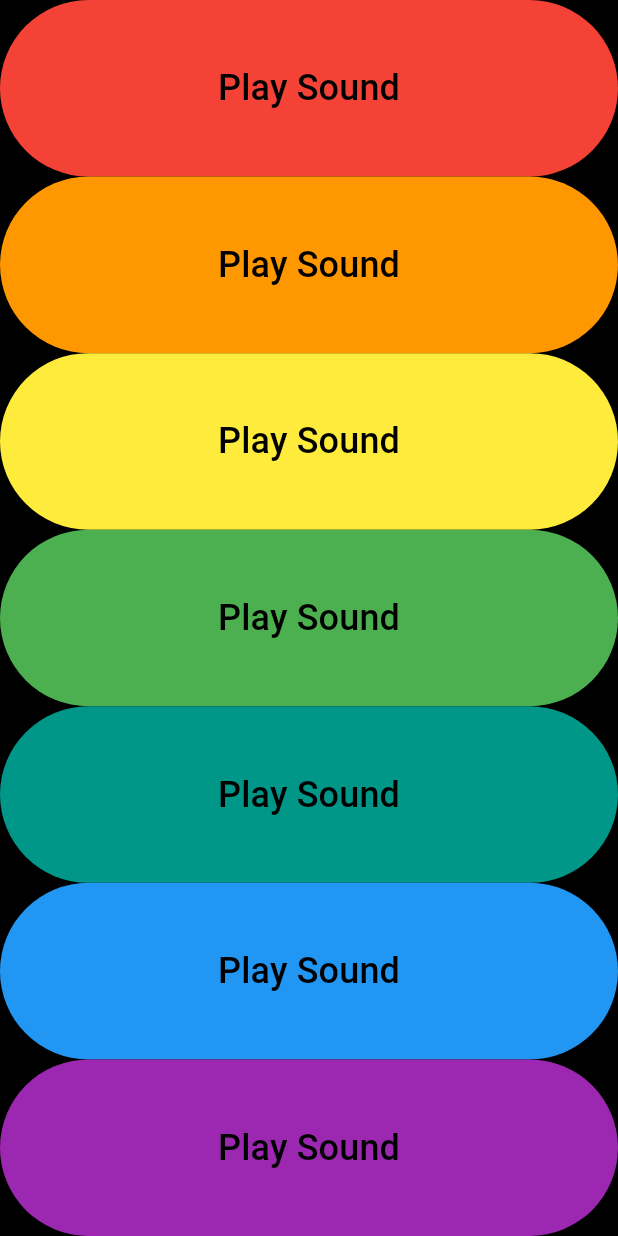
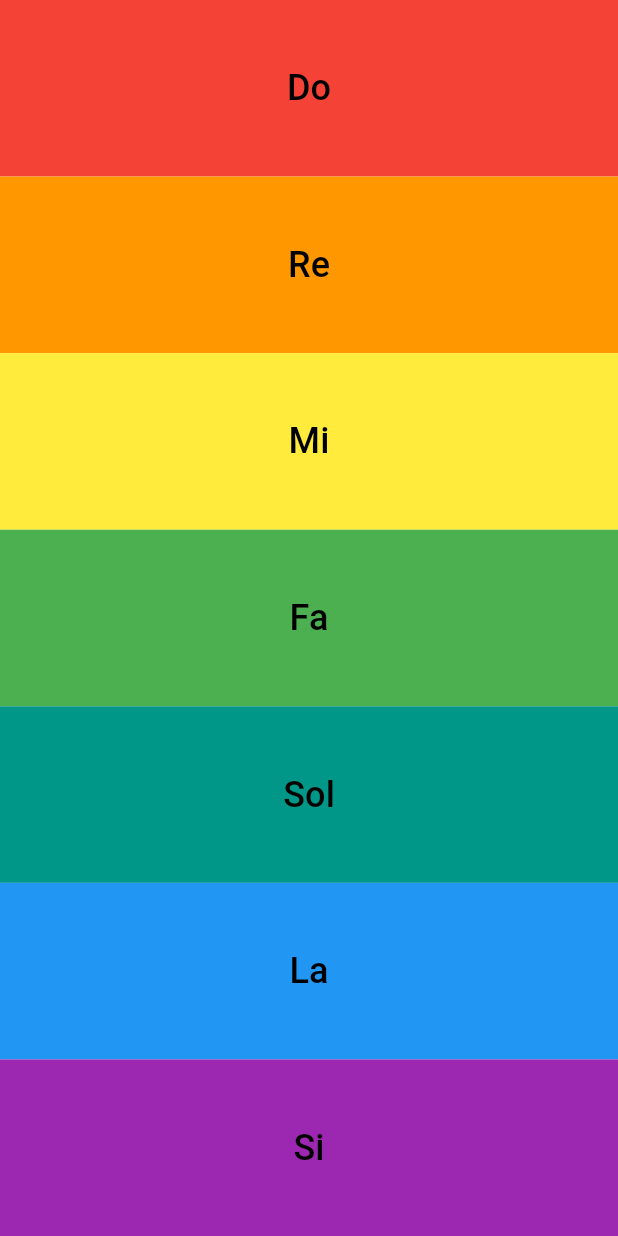
Before and after one commit to PradermN/Xylophone, a Flutter app: the screen it shows after launch, on a phone screen of 412 x 824 dp. Run offline on Flutter 3.47's test engine with Material 3 defaults, Android fonts, the phone set to English and light mode, and no system bars; our stand-ins replace audioplayers.

Commit message:
Refactor Keys with functions

```diff
--- a/lib/main.dart
+++ b/lib/main.dart
@@ -11,113 +11,43 @@ class XylophoneApp extends StatelessWidget {
     player.play(AssetSource('note$soundNumber.wav'));
   }
 
+  Expanded buildKey({required Color color, required int soundNumber, required String label}) {
+    return Expanded(
+      child: TextButton(
+        style: ButtonStyle(
+          backgroundColor: WidgetStatePropertyAll<Color>(color),
+          shape: WidgetStatePropertyAll<RoundedRectangleBorder>(
+            RoundedRectangleBorder(borderRadius: BorderRadius.zero),
+          ),
+        ),
+        onPressed: () {
+          playSound(soundNumber);
+        },
+        child: Text(
+          label,
+          style: TextStyle(fontSize: 24, color: Colors.black),
+        ),
+      ),
+    );
+  }
+
   @override
   Widget build(BuildContext context) {
     return MaterialApp(
+      debugShowCheckedModeBanner: false,
       home: Scaffold(
-        backgroundColor: Colors.black,
+        backgroundColor: Colors.white,
         body: SafeArea(
           child: Column(
             crossAxisAlignment: CrossAxisAlignment.stretch,
             children: [
-              Expanded(
-                child: TextButton(
-                  style: ButtonStyle(
-                    backgroundColor: WidgetStatePropertyAll <Color>(Colors.red),
-                  ),
-                  onPressed: () {
-                    playSound(1);
-                  },
-                  child: Text(
-                    'Play Sound',
-                    style: TextStyle(fontSize: 24, color: Colors.black),
-                  ),
-                ),
-              ),
-              Expanded(
-                child: TextButton(
-                  style: ButtonStyle(
-                    backgroundColor: WidgetStatePropertyAll <Color>(Colors.orange),
-                  ),
-                  onPressed: () {
-                    playSound(2);
-                  },
-                  child: Text(
-                    'Play Sound',
-                    style: TextStyle(fontSize: 24, color: Colors.black),
-                  ),
-                ),
-              ),
-              Expanded(
-                child: TextButton(
-                  style: ButtonStyle(
-                    backgroundColor: WidgetStatePropertyAll <Color>(Colors.yellow),
-                  ),
-                  onPressed: () {
-                    playSound(3);
-                  },
-                  child: Text(
-                    'Play Sound',
-                    style: TextStyle(fontSize: 24, color: Colors.black),
-                  ),
-                ),
-              ),
-              Expanded(
-                child: TextButton(
-                  style: ButtonStyle(
-                    backgroundColor: WidgetStatePropertyAll <Color>(Colors.green),
-                  ),
-                  onPressed: () {
-                    playSound(4);
-                  },
-                  child: Text(
-                    'Play Sound',
-                    style: TextStyle(fontSize: 24, color: Colors.black),
-                  ),
-                ),
-              ),
-              Expanded(
-                child: TextButton(
-                  style: ButtonStyle(
-                    backgroundColor: WidgetStatePropertyAll <Color>(Colors.teal),
-                  ),
-                  onPressed: () {
-                   playSound(5);
-                  },
-                  child: Text(
-                    'Play Sound',
-                    style: TextStyle(fontSize: 24, color: Colors.black),
-                  ),
-                ),
-              ),
-              Expanded(
-                child: TextButton(
-                  style: ButtonStyle(
-                    backgroundColor: WidgetStatePropertyAll <Color>(Colors.blue),
-                  ),
-                  onPressed: () {
-                    playSound(6);
-                  },
-                  child: Text(
-                    'Play Sound',
-                    style: TextStyle(fontSize: 24, color: Colors.black),
-                  ),
-                ),
-              ),
-              Expanded(
-                child: TextButton(
-                  style: ButtonStyle(
-                    backgroundColor: WidgetStatePropertyAll <Color>(Colors.purple),
-                  ),
-                  onPressed: () {
-                    playSound(7);
-                  },
-                  child: Text(
-                    'Play Sound',
-                    style: TextStyle(fontSize: 24, color: Colors.black),
-                  ),
-                ),
-              ),
+              buildKey(color: Colors.red, soundNumber: 1, label: 'Do'),
+              buildKey(color: Colors.orange, soundNumber: 2, label: 'Re'),
+              buildKey(color: Colors.yellow, soundNumber: 3, label: 'Mi'),
+              buildKey(color: Colors.green, soundNumber: 4, label: 'Fa'),
+              buildKey(color: Colors.teal, soundNumber: 5, label: 'Sol'),
+              buildKey(color: Colors.blue, soundNumber: 6, label: 'La'),
+              buildKey(color: Colors.purple, soundNumber: 7, label: 'Si'),
             ],
           ),
         ),
```
